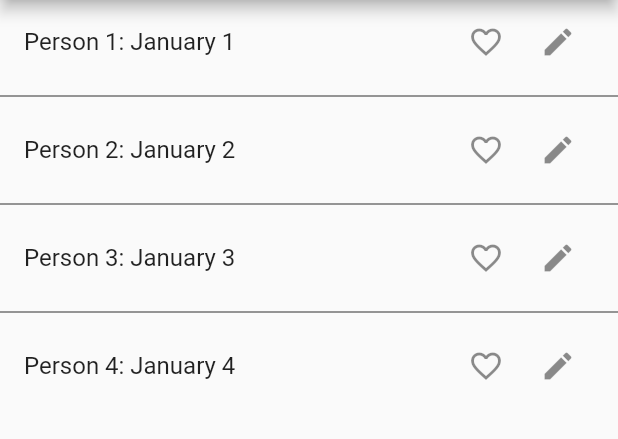
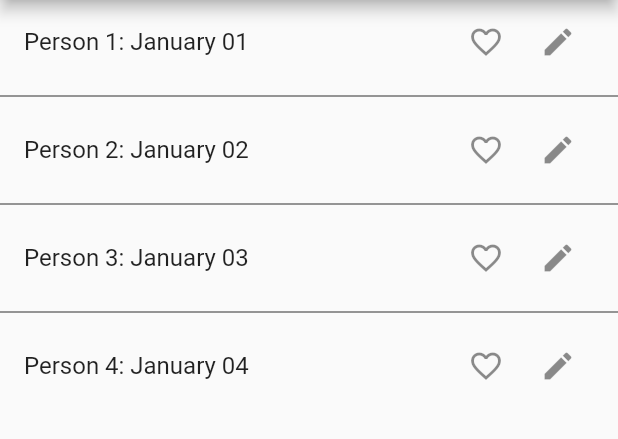
Before and after one commit to safinsingh/birthdays, a Flutter app: the screen it shows after launch, on a phone screen of 412 x 824 dp, the part 84-523 px from its top. Run offline on Flutter 3.47's test engine with Material 2 defaults, Android fonts, the phone set to English and light mode, and no system bars; missing offline and left inert: flutter_picker.

```diff
--- a/lib/birthday_list.dart
+++ b/lib/birthday_list.dart
@@ -8,13 +8,28 @@ class BirthdayList extends StatefulWidget {
 
 class BirthdayListState extends State<BirthdayList> {
   final _birthdays = <String, String>{
-    "Person 1": "January 1",
-    "Person 2": "January 2",
-    "Person 3": "January 3",
-    "Person 4": "January 4",
+    "Person 1": "January 01",
+    "Person 2": "January 02",
+    "Person 3": "January 03",
+    "Person 4": "January 04",
   };
 
   final _favorites = [];
+
+  final monthMap = <String, String>{
+    "01": "January",
+    "02": "February",
+    "03": "March",
+    "04": "April",
+    "05": "May",
+    "06": "June",
+    "07": "July",
+    "08": "August",
+    "09": "September",
+    "10": "October",
+    "11": "November",
+    "12": "December",
+  };
 
   Widget _buildList() {
     return ListView.separated(
@@ -83,7 +98,14 @@ class BirthdayListState extends State<BirthdayList> {
         title: Text("Select New Birthday"),
         selectedTextStyle: TextStyle(color: Colors.blue),
         onConfirm: (Picker picker, List value) {
-          print((picker.adapter as DateTimePickerAdapter).value);
+          final date = (picker.adapter as DateTimePickerAdapter)
+              .value
+              .toString()
+              .substring(5, 11);
+          final month = monthMap[date.substring(0, 2)];
+          final day = date.substring(3, 5);
+          print(month);
+          print(day);
         }).showDialog(context);
   }
 
```
